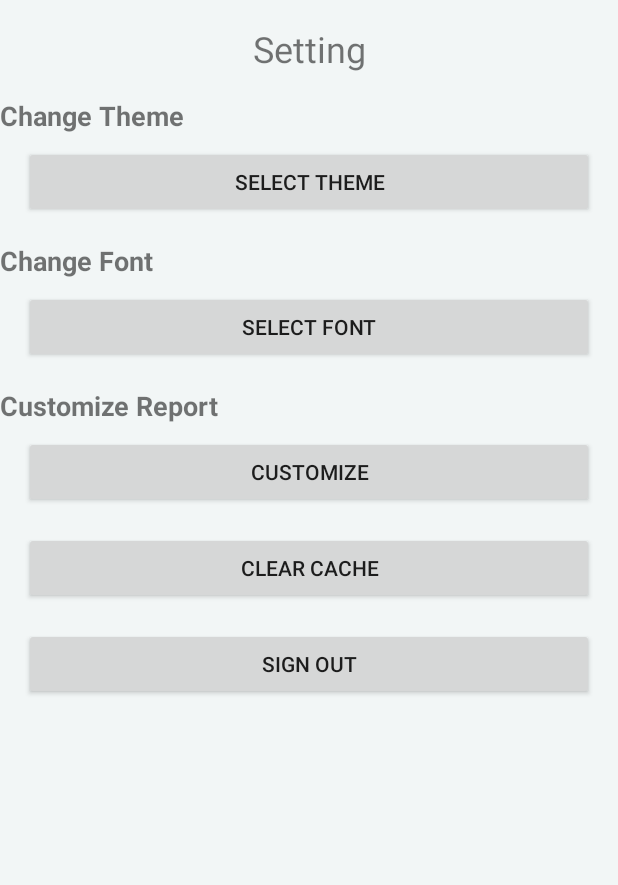
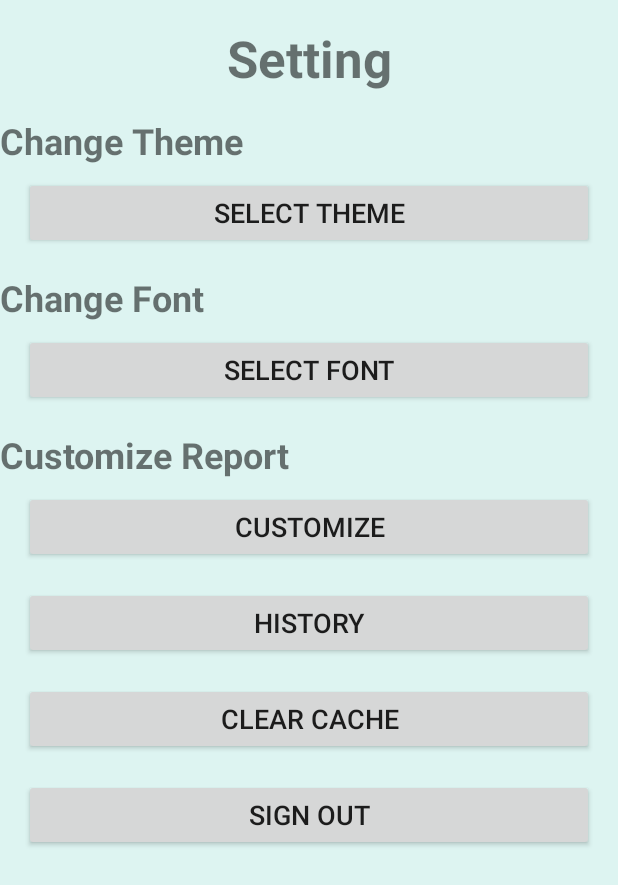
Before and after one commit to CodeThyDominus/Syntax_Spy, an Android app: the layout activity_setting.xml on its own in the app's theme, with its tools: preview values and no code run, on a phone screen of 412 x 824 dp. Shown: the top 885 px of the screen. Run offline under Robolectric (Android 15) with nearby library versions, the phone set to English and light mode, and no system bars.

Commit message:
creating settings activity

```diff
--- a/app/src/main/res/layout/activity_setting.xml
+++ b/app/src/main/res/layout/activity_setting.xml
@@ -6,27 +6,26 @@
     android:layout_width="match_parent"
     android:layout_height="match_parent"
     tools:context=".Setting"
-    android:background="@color/setting_bg">
+    android:background="@color/bg_1">
 
-    <!-- Title -->
     <TextView
         android:id="@+id/settingsTitle"
         android:layout_width="wrap_content"
         android:layout_height="wrap_content"
         android:text="@string/setting"
-        android:textSize="24sp"
+        android:textSize="34sp"
+        android:textStyle="bold"
         app:layout_constraintStart_toStartOf="parent"
         app:layout_constraintTop_toTopOf="parent"
         app:layout_constraintEnd_toEndOf="parent"
         android:layout_marginTop="16dp"/>
 
-    <!-- Change Theme -->
     <TextView
         android:id="@+id/themeTitle"
         android:layout_width="wrap_content"
         android:layout_height="wrap_content"
         android:text="@string/change_theme"
-        android:textSize="18sp"
+        android:textSize="24sp"
         android:textStyle="bold"
         app:layout_constraintStart_toStartOf="parent"
         app:layout_constraintTop_toBottomOf="@+id/settingsTitle"
@@ -37,6 +36,7 @@
         android:layout_width="0dp"
         android:layout_height="wrap_content"
         android:text="@string/select_theme"
+        android:textSize="18sp"
         app:layout_constraintStart_toStartOf="parent"
         app:layout_constraintEnd_toEndOf="parent"
         app:layout_constraintTop_toBottomOf="@+id/themeTitle"
@@ -44,13 +44,12 @@
         android:layout_marginTop="8dp"
         android:layout_marginEnd="16dp"/>
 
-    <!-- Change Font -->
     <TextView
         android:id="@+id/fontTitle"
         android:layout_width="wrap_content"
         android:layout_height="wrap_content"
         android:text="@string/change_font"
-        android:textSize="18sp"
+        android:textSize="24sp"
         android:textStyle="bold"
         app:layout_constraintStart_toStartOf="parent"
         app:layout_constraintTop_toBottomOf="@+id/changeThemeButton"
@@ -61,6 +60,7 @@
         android:layout_width="0dp"
         android:layout_height="wrap_content"
         android:text="@string/select_font"
+        android:textSize="18sp"
         app:layout_constraintStart_toStartOf="parent"
         app:layout_constraintEnd_toEndOf="parent"
         app:layout_constraintTop_toBottomOf="@+id/fontTitle"
@@ -68,13 +68,12 @@
         android:layout_marginTop="8dp"
         android:layout_marginEnd="16dp"/>
 
-    <!-- Customize Report Format -->
     <TextView
         android:id="@+id/reportTitle"
         android:layout_width="wrap_content"
         android:layout_height="wrap_content"
         android:text="@string/customize_report"
-        android:textSize="18sp"
+        android:textSize="24sp"
         android:textStyle="bold"
         app:layout_constraintStart_toStartOf="parent"
         app:layout_constraintTop_toBottomOf="@+id/changeFontButton"
@@ -85,6 +84,7 @@
         android:layout_width="0dp"
         android:layout_height="wrap_content"
         android:text="@string/customize"
+        android:textSize="18sp"
         app:layout_constraintStart_toStartOf="parent"
         app:layout_constraintEnd_toEndOf="parent"
         app:layout_constraintTop_toBottomOf="@+id/reportTitle"
@@ -92,25 +92,39 @@
         android:layout_marginTop="8dp"
         android:layout_marginEnd="16dp"/>
 
-    <!-- Clear Cache -->
+    <Button
+        android:id="@+id/history"
+        android:layout_width="0dp"
+        android:layout_height="wrap_content"
+        android:text="@string/history"
+        android:textSize="18sp"
+        app:layout_constraintStart_toStartOf="parent"
+        app:layout_constraintEnd_toEndOf="parent"
+        app:layout_constraintTop_toBottomOf="@id/customizeReportButton"
+        android:layout_marginStart="16dp"
+        android:layout_marginTop="16dp"
+        android:layout_marginEnd="16dp"/>
+
     <Button
         android:id="@+id/clearCacheButton"
         android:layout_width="0dp"
         android:layout_height="wrap_content"
         android:text="@string/cache"
+        android:textSize="18sp"
         app:layout_constraintStart_toStartOf="parent"
         app:layout_constraintEnd_toEndOf="parent"
-        app:layout_constraintTop_toBottomOf="@+id/customizeReportButton"
+        app:layout_constraintTop_toBottomOf="@+id/history"
         android:layout_marginStart="16dp"
         android:layout_marginTop="16dp"
         android:layout_marginEnd="16dp"/>
 
-    <!-- Sign Out -->
+
     <Button
         android:id="@+id/signOutButton"
         android:layout_width="0dp"
         android:layout_height="wrap_content"
         android:text="@string/sign_out"
+        android:textSize="18sp"
         app:layout_constraintStart_toStartOf="parent"
         app:layout_constraintEnd_toEndOf="parent"
         app:layout_constraintTop_toBottomOf="@+id/clearCacheButton"
--- a/app/src/main/res/values/colors.xml
+++ b/app/src/main/res/values/colors.xml
@@ -4,5 +4,5 @@
     <color name="white">#FFFFFFFF</color>
     <color name="toolbar">#58C5D3</color>
     <color name="slogan">#8BC34A</color>
-    <color name="setting_bg">#F2F6F6</color>
+    <color name="bg_1">#DDF4F1</color>
 </resources>
--- a/app/src/main/res/values/strings.xml
+++ b/app/src/main/res/values/strings.xml
@@ -12,6 +12,8 @@
     <string name="customize">Customize</string>
     <string name="cache">Clear Cache</string>
     <string name="sign_out">Sign Out</string>
+    <string name="gmail">Gmail Id</string>
+    <string name="history">History</string>
 
 
 </resources>
```
Also changed, not shown: app/src/main/AndroidManifest.xml (+6 -2 lines), app/src/main/java/com/deucalion/syntaxspy/Setting.java (+15 -0 lines).
